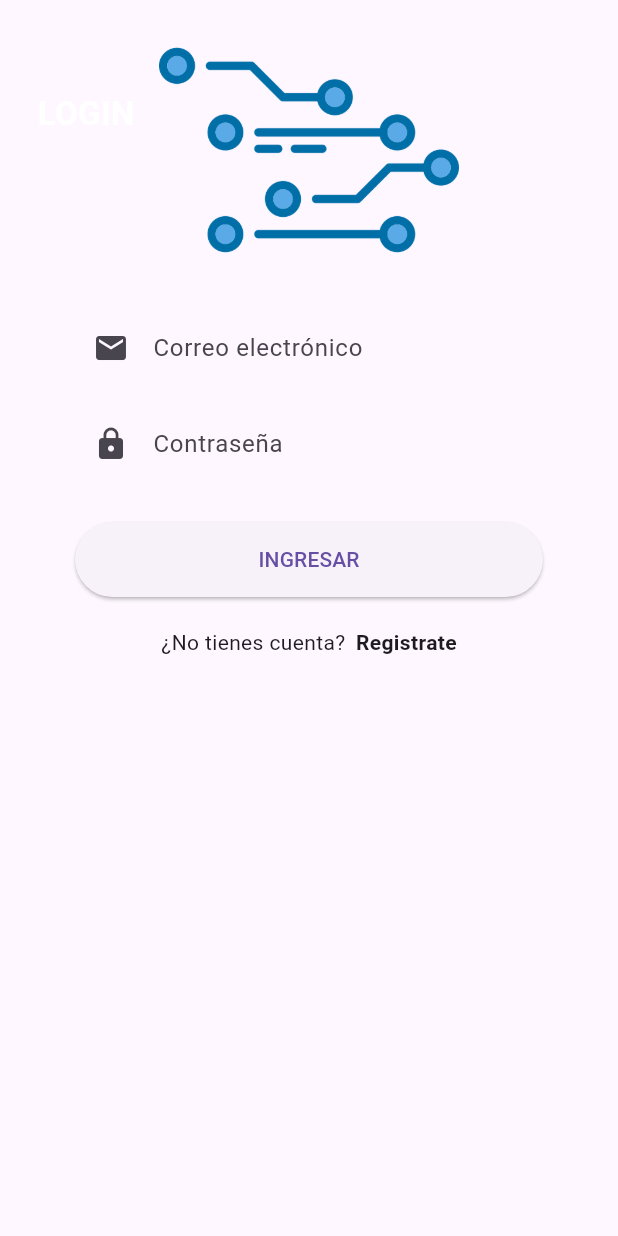
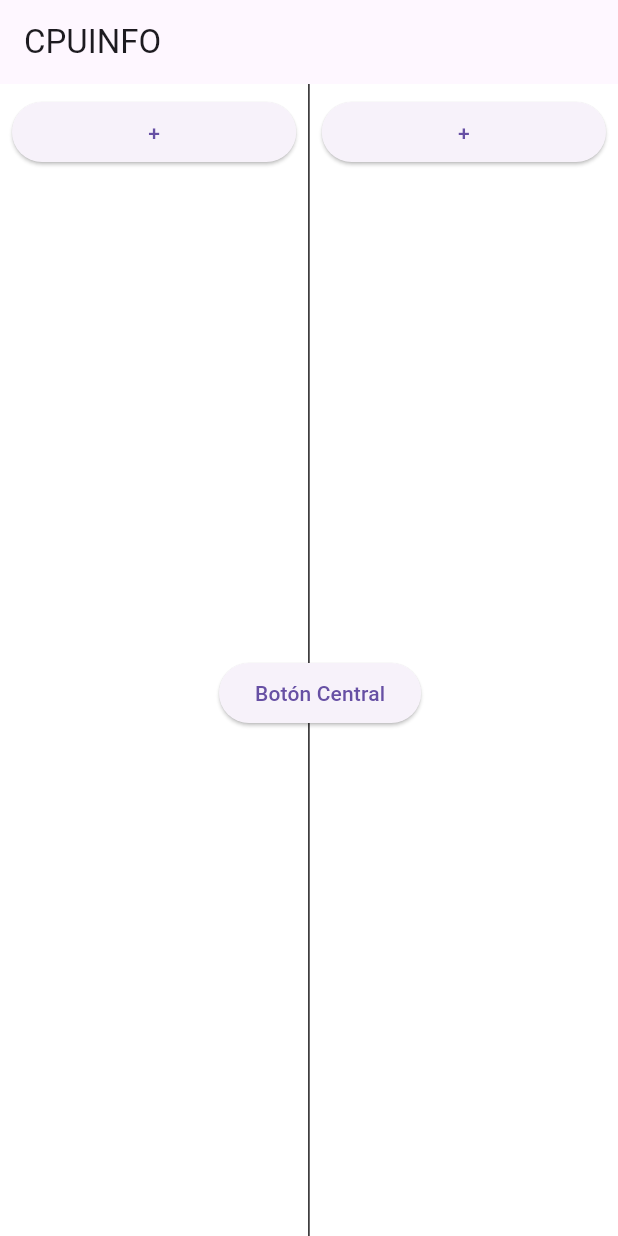
Before and after one commit to Vel935/cpuinfo-aplicaci-n, a Flutter app: the screen it shows after launch, on a phone screen of 412 x 824 dp. Run offline on Flutter 3.47's test engine with Material 3 defaults, Android fonts, the phone set to English and light mode, and no system bars; our stand-ins replace cloud_firestore, firebase_core; accounts and stored records are empty; Roboto replaces fonts that are missing (NimbusSans).

Commit message:
Creación de la página del comparador

```diff
--- a/lib/main.dart
+++ b/lib/main.dart
@@ -1,4 +1,5 @@
 import 'package:cpuinfo_application/controllers/cpuProvider.dart';
+import 'package:cpuinfo_application/pages/comparator/ComparatorAddPage.dart';
 import 'package:cpuinfo_application/pages/firstPage.dart';
 import 'package:cpuinfo_application/pages/register/RegisterPage.dart';
 import 'package:cpuinfo_application/providers/UserProvider.dart';
@@ -33,18 +34,13 @@ class MainApp extends StatelessWidget {
       key: navigatorKey,
       title: "CPU INFO",
       debugShowCheckedModeBanner: false,
-      initialRoute: "login",
+      initialRoute: "comparatormenu",
       routes: {
-        "login": (context) => LoginPage(),
+        "login": (BuildContext context) => LoginPage(),
         "register": (context) => RegisterPage(),
-        "firstPage": (context) => FirstPage()
+        "firstPage": (context) => FirstPage(),
+        "comparatormenu": (context) => ComparatorAddPage()
       },
-      home: Scaffold(
-        appBar: mainAppBar(),
-        body: Center(
-          child: LoginPage(),
-        ),
-      ),
     );
   }
 }
--- /dev/null
+++ b/lib/pages/comparator/ComparatorAddPage.dart
@@ -0,0 +1,67 @@
+import 'package:cpuinfo_application/widgets/CustomAppBar.dart';
+import 'package:flutter/material.dart';
+
+class ComparatorAddPage extends StatelessWidget {
+  const ComparatorAddPage({Key? key}) : super(key: key);
+
+  @override
+  Widget build(BuildContext context) {
+    return Scaffold(
+      appBar: const MyAppBar(title: "CPUINFO"),
+      body: Stack(
+        children: [
+          Row(
+            children: [
+              Expanded(
+                child: Container(
+                  color: Colors.white, // Cambiar color a blanco
+                  child: Column(
+                    crossAxisAlignment: CrossAxisAlignment.stretch,
+                    children: [
+                      Padding(
+                        padding: const EdgeInsets.all(8.0),
+                        child: ElevatedButton(
+                          onPressed: () {},
+                          child: Text('+'), //boton izquierdo
+                        ),
+                      ),
+                    ],
+                  ),
+                ),
+              ),
+              Container(
+                width: 1, // Ancho de la línea
+                color: Colors.black, // Color de la línea
+              ),
+              Expanded(
+                child: Container(
+                  color: Colors.white, // Cambiar color a blanco
+                  child: Column(
+                    crossAxisAlignment: CrossAxisAlignment.stretch,
+                    children: [
+                      Padding(
+                        padding: const EdgeInsets.all(8.0),
+                        child: ElevatedButton(
+                          onPressed: () {},
+                          child: Text('+'), //boton derecho
+                        ),
+                      ),
+                    ],
+                  ),
+                ),
+              ),
+            ],
+          ),
+          Positioned(
+            top: MediaQuery.of(context).size.height / 2 - 30,
+            left: MediaQuery.of(context).size.width / 2 - 60,
+            child: ElevatedButton(
+              onPressed: () {},
+              child: Text('Botón Central'),
+            ),
+          ),
+        ],
+      ),
+    );
+  }
+}
--- a/lib/pages/login/LoginPage.dart
+++ b/lib/pages/login/LoginPage.dart
@@ -1,3 +1,4 @@
+import 'package:cpuinfo_application/main.dart';
 import 'package:cpuinfo_application/models/user.dart';
 import 'package:cpuinfo_application/pages/firstPage.dart';
 import 'package:cpuinfo_application/pages/login/LoginController.dart';
@@ -24,7 +25,7 @@ class _LoginPageState extends State<LoginPage> {
   @override
   Widget build(BuildContext context) {
     controller = LoginController(key: _key, context: context);
-    return Scaffold(body: formLogin(context));
+    return Scaffold(appBar: mainAppBar(), body: formLogin(context));
   }
 
   Form formLogin(BuildContext context) {
--- /dev/null
+++ b/lib/widgets/CustomAppBar.dart
@@ -0,0 +1,29 @@
+import 'package:flutter/material.dart';
+
+class MyAppBar extends StatelessWidget implements PreferredSizeWidget {
+  final String title;
+
+  const MyAppBar({Key? key, required this.title}) : super(key: key);
+
+  @override
+  Widget build(BuildContext context) {
+    return AppBar(
+      title: Text(title),
+      // Personaliza el AppBar según tus necesidades
+    );
+  }
+
+  @override
+  Size get preferredSize => Size.fromHeight(kToolbarHeight);
+}
+// class CustomAppBar extends StatelessWidget {
+//   const CustomAppBar({super.key});
+
+//   @override
+//   Size get preferredSize => Size.fromHeight(kToolbarHeight);
+//   Widget build(BuildContext context) {
+//     return AppBar(
+//       title: const Text("CPUINFO"),
+//     );
+//   }
+// }
```
